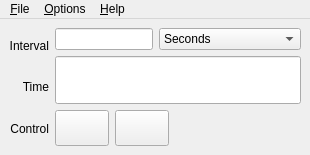
Qt form src/time/kmtimelive.ui (performancecopilot/pcp) before a commit.
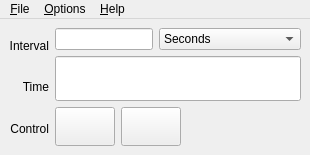
The same form after that commit. Icons and pictures are not drawn.

Commit message: Resolve sizing issue with kmtime fast forward/backward icons.

Patch:
```diff
--- a/src/time/kmtimelive.ui
+++ b/src/time/kmtimelive.ui
@@ -301,6 +301,12 @@
             <property name="text" >
              <string/>
             </property>
+            <property name="iconSize" >
+             <size>
+              <width>52</width>
+              <height>32</height>
+             </size>
+            </property>
             <property name="shortcut" >
              <string/>
             </property>
@@ -332,6 +338,12 @@
             <property name="text" >
              <string/>
             </property>
+            <property name="iconSize" >
+             <size>
+              <width>52</width>
+              <height>32</height>
+             </size>
+            </property>
             <property name="shortcut" >
              <string/>
             </property>
```
Left out of the diff: 6 changed lines with no effect on the pictures. The commit also changes 9 other files.
